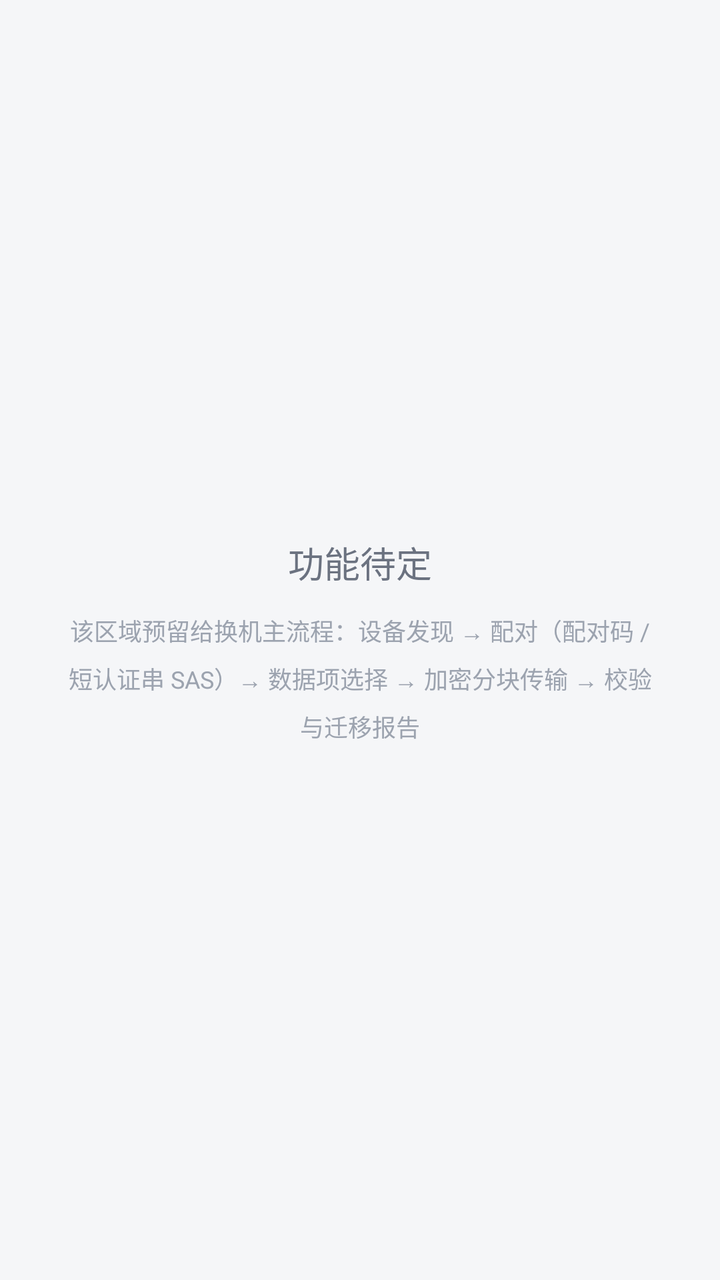
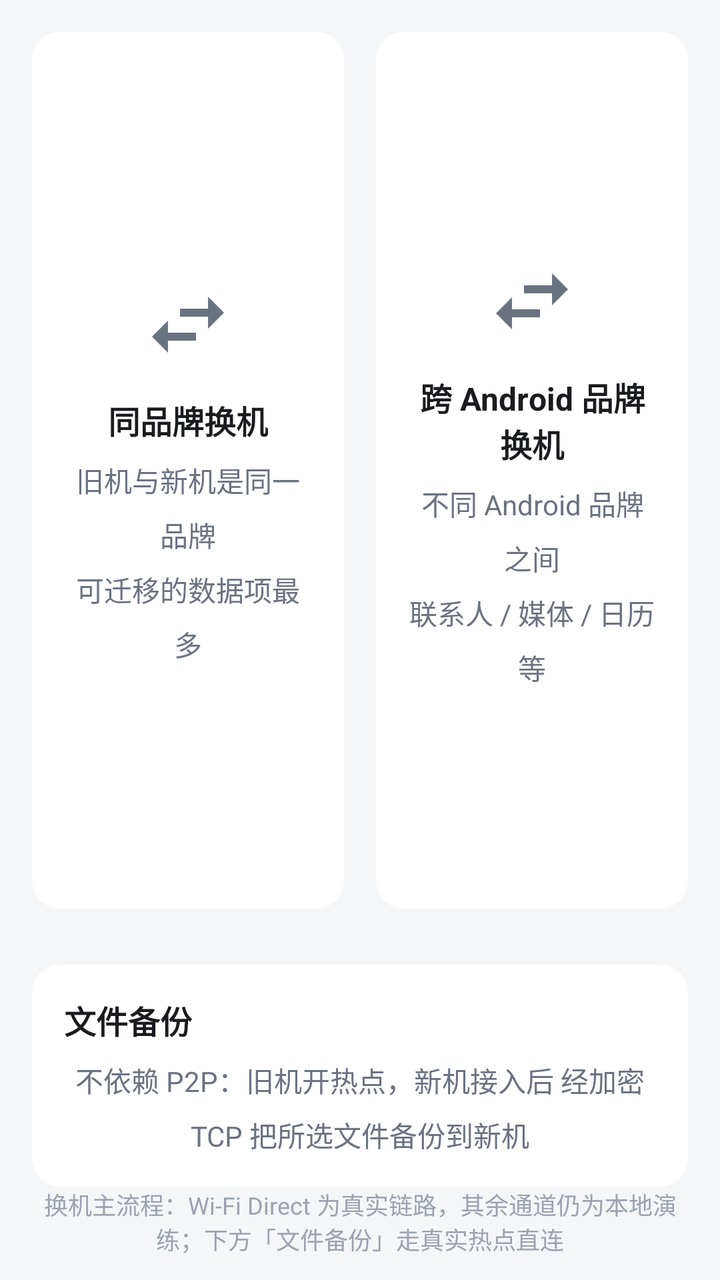

The first picture is an Android layout as it rendered before a commit; the second is the same layout after the commit. The layout source and the unified diff follow.
<!-- AndroidManifest.xml: application theme Theme.PhoneTransfer -->
<!-- res/layout/fragment_transfer.xml -->
<?xml version="1.0" encoding="utf-8"?>
<FrameLayout xmlns:android="http://schemas.android.com/apk/res/android"
    android:id="@+id/transfer_function_area"
    style="@style/PTScreen">

    <LinearLayout
        android:layout_width="match_parent"
        android:layout_height="wrap_content"
        android:layout_gravity="center"
        android:gravity="center"
        android:orientation="vertical"
        android:paddingStart="@dimen/pt_space_xxl"
        android:paddingEnd="@dimen/pt_space_xxl">

        <TextView
            android:id="@+id/transfer_placeholder_hint"
            android:layout_width="wrap_content"
            android:layout_height="wrap_content"
            android:text="@string/transfer_placeholder_hint"
            android:textColor="@color/pt_text_secondary"
            android:textSize="@dimen/pt_text_page_title" />

        <TextView
            android:id="@+id/transfer_placeholder_desc"
            android:layout_width="match_parent"
            android:layout_height="wrap_content"
            android:layout_marginTop="@dimen/pt_space_m"
            android:gravity="center"
            android:lineSpacingMultiplier="1.35"
            android:text="@string/transfer_placeholder_desc"
            android:textColor="@color/pt_text_disabled"
            android:textSize="@dimen/pt_text_desc" />
    </LinearLayout>

</FrameLayout>
<!-- resources referenced by this layout -->
<resources>
  <color name="pt_text_disabled">#9CA3AF</color>
  <color name="pt_text_secondary">#6B7280</color>
  <dimen name="pt_space_m">12dp</dimen>
  <dimen name="pt_space_xxl">32dp</dimen>
  <dimen name="pt_text_desc">12sp</dimen>
  <dimen name="pt_text_page_title">18sp</dimen>
  <string name="transfer_placeholder_desc">该区域预留给换机主流程：设备发现 → 配对（配对码 / 短认证串 SAS）→ 数据项选择 → 加密分块传输 → 校验与迁移报告</string>
  <string name="transfer_placeholder_hint">功能待定</string>
  <style name="PTScreen">
          <item name="android:layout_width">match_parent</item>
          <item name="android:layout_height">match_parent</item>
          <item name="android:background">@color/pt_background</item>
      </style>
  <style name="Theme.PhoneTransfer" parent="Theme.Material3.DayNight.NoActionBar">
          <item name="colorPrimary">@color/pt_primary</item>
          <item name="colorOnPrimary">@color/pt_on_primary</item>
          <item name="colorPrimaryContainer">@color/pt_primary_container</item>
          <item name="colorOnPrimaryContainer">@color/pt_on_primary_container</item>
          <item name="colorSurface">@color/pt_surface</item>
          <item name="colorOnSurface">@color/pt_text_primary</item>
          <item name="colorOnSurfaceVariant">@color/pt_text_secondary</item>
          <item name="colorOutline">@color/pt_divider</item>
          <item name="android:colorBackground">@color/pt_background</item>
      </style>
  <color name="pt_background">#F5F6F8</color>
  <color name="pt_primary">#2F6BFF</color>
  <color name="pt_on_primary">#FFFFFFFF</color>
  <color name="pt_primary_container">#E3ECFF</color>
  <color name="pt_on_primary_container">#10265C</color>
  <color name="pt_surface">#FFFFFFFF</color>
  <color name="pt_text_primary">#1A1B1E</color>
  <color name="pt_divider">#E4E6EB</color>
</resources>

<!-- the commit's change to res/layout/fragment_transfer.xml (unified diff, before → after) -->
@@ -1,35 +1,134 @@
 <?xml version="1.0" encoding="utf-8"?>
-<FrameLayout xmlns:android="http://schemas.android.com/apk/res/android"
-    android:id="@+id/transfer_function_area"
-    style="@style/PTScreen">
+<LinearLayout xmlns:android="http://schemas.android.com/apk/res/android"
+    style="@style/PTScreen"
+    android:orientation="vertical">
 
     <LinearLayout
         android:layout_width="match_parent"
+        android:layout_height="0dp"
+        android:layout_weight="1"
+        android:orientation="horizontal"
+        android:padding="@dimen/pt_space_l">
+
+        <LinearLayout
+            android:id="@+id/transfer_half_same_brand"
+            android:layout_width="0dp"
+            android:layout_height="match_parent"
+            android:layout_weight="1"
+            android:layout_marginEnd="@dimen/pt_space_s"
+            android:background="@drawable/bg_card"
+            android:clickable="true"
+            android:focusable="true"
+            android:foreground="?attr/selectableItemBackground"
+            android:gravity="center"
+            android:orientation="vertical"
+            android:padding="@dimen/pt_space_l">
+
+            <ImageView
+                android:layout_width="48dp"
+                android:layout_height="48dp"
+                android:contentDescription="@null"
+                android:src="@drawable/ic_tab_transfer" />
+
+            <TextView
+                android:layout_width="wrap_content"
+                android:layout_height="wrap_content"
+                android:layout_marginTop="@dimen/pt_space_m"
+                android:gravity="center"
+                android:text="@string/transfer_same_brand"
+                android:textColor="@color/pt_text_primary"
+                android:textSize="@dimen/pt_text_row_title"
+                android:textStyle="bold" />
+
+            <TextView
+                android:layout_width="match_parent"
+                android:layout_height="wrap_content"
+                android:layout_marginTop="@dimen/pt_space_s"
+                android:gravity="center"
+                android:text="@string/transfer_same_brand_desc"
+                style="@style/PTBody" />
+        </LinearLayout>
+
+        <LinearLayout
+            android:id="@+id/transfer_half_cross_brand"
+            android:layout_width="0dp"
+            android:layout_height="match_parent"
+            android:layout_weight="1"
+            android:layout_marginStart="@dimen/pt_space_s"
+            android:background="@drawable/bg_card"
+            android:clickable="true"
+            android:focusable="true"
+            android:foreground="?attr/selectableItemBackground"
+            android:gravity="center"
+            android:orientation="vertical"
+            android:padding="@dimen/pt_space_l">
+
+            <ImageView
+                android:layout_width="48dp"
+                android:layout_height="48dp"
+                android:contentDescription="@null"
+                android:src="@drawable/ic_tab_transfer" />
+
+            <TextView
+                android:layout_width="wrap_content"
+                android:layout_height="wrap_content"
+                android:layout_marginTop="@dimen/pt_space_m"
+                android:gravity="center"
+                android:text="@string/transfer_cross_brand"
+                android:textColor="@color/pt_text_primary"
+                android:textSize="@dimen/pt_text_row_title"
+                android:textStyle="bold" />
+
+            <TextView
+                android:layout_width="match_parent"
+                android:layout_height="wrap_content"
+                android:layout_marginTop="@dimen/pt_space_s"
+                android:gravity="center"
+                android:text="@string/transfer_cross_brand_desc"
+                style="@style/PTBody" />
+        </LinearLayout>
+
+    </LinearLayout>
+
+    <LinearLayout
+        android:id="@+id/transfer_backup"
+        android:layout_width="match_parent"
         android:layout_height="wrap_content"
-        android:layout_gravity="center"
-        android:gravity="center"
+        android:layout_marginStart="@dimen/pt_space_l"
+        android:layout_marginEnd="@dimen/pt_space_l"
+        android:layout_marginTop="@dimen/pt_space_m"
+        android:background="@drawable/bg_card"
+        android:clickable="true"
+        android:focusable="true"
+        android:foreground="?attr/selectableItemBackground"
         android:orientation="vertical"
-        android:paddingStart="@dimen/pt_space_xxl"
-        android:paddingEnd="@dimen/pt_space_xxl">
+        android:padding="@dimen/pt_space_l">
 
         <TextView
-            android:id="@+id/transfer_placeholder_hint"
             android:layout_width="wrap_content"
             android:layout_height="wrap_content"
-            android:text="@string/transfer_placeholder_hint"
-            android:textColor="@color/pt_text_secondary"
-            android:textSize="@dimen/pt_text_page_title" />
+            android:text="@string/backup_entry_title"
+            android:textColor="@color/pt_text_primary"
+            android:textSize="@dimen/pt_text_row_title"
+            android:textStyle="bold" />
 
         <TextView
-            android:id="@+id/transfer_placeholder_desc"
             android:layout_width="match_parent"
             android:layout_height="wrap_content"
-            android:layout_marginTop="@dimen/pt_space_m"
+            android:layout_marginTop="@dimen/pt_space_s"
             android:gravity="center"
-            android:lineSpacingMultiplier="1.35"
-            android:text="@string/transfer_placeholder_desc"
-            android:textColor="@color/pt_text_disabled"
-            android:textSize="@dimen/pt_text_desc" />
+            android:text="@string/backup_entry_desc"
+            style="@style/PTBody" />
     </LinearLayout>
+    <TextView
+        android:layout_width="match_parent"
+        android:layout_height="wrap_content"
+        android:gravity="center"
+        android:paddingStart="@dimen/pt_space_l"
+        android:paddingEnd="@dimen/pt_space_l"
+        android:paddingBottom="@dimen/pt_space_m"
+        android:text="@string/transfer_stage_banner"
+        android:textColor="@color/pt_text_disabled"
+        android:textSize="@dimen/pt_text_desc" />
 
-</FrameLayout>
+</LinearLayout>
<!-- resource entries referenced after the edit -->
@@ -1,13 +1,42 @@
 <!-- resources referenced by this layout -->
 <resources>
   <color name="pt_text_disabled">#9CA3AF</color>
-  <color name="pt_text_secondary">#6B7280</color>
+  <color name="pt_text_primary">#1A1B1E</color>
+  <dimen name="pt_space_l">16dp</dimen>
   <dimen name="pt_space_m">12dp</dimen>
-  <dimen name="pt_space_xxl">32dp</dimen>
+  <dimen name="pt_space_s">8dp</dimen>
   <dimen name="pt_text_desc">12sp</dimen>
-  <dimen name="pt_text_page_title">18sp</dimen>
-  <string name="transfer_placeholder_desc">该区域预留给换机主流程：设备发现 → 配对（配对码 / 短认证串 SAS）→ 数据项选择 → 加密分块传输 → 校验与迁移报告</string>
-  <string name="transfer_placeholder_hint">功能待定</string>
+  <dimen name="pt_text_row_title">16sp</dimen>
+  <!-- drawable bg_card (drawable) -->
+  <shape xmlns:android="http://schemas.android.com/apk/res/android"
+      android:shape="rectangle">
+      <solid android:color="@color/pt_surface" />
+      <corners android:radius="@dimen/pt_radius_card" />
+  </shape>
+  <!-- drawable ic_tab_transfer (drawable) -->
+  <vector xmlns:android="http://schemas.android.com/apk/res/android"
+      android:width="24dp"
+      android:height="24dp"
+      android:viewportWidth="24"
+      android:viewportHeight="24"
+      android:tint="?attr/colorOnSurfaceVariant">
+      <path
+          android:fillColor="#FF000000"
+          android:pathData="M6.99,11L3,15l3.99,4v-3H14v-2H6.99v-3zM21,9l-3.99,-4v3H10v2h7.01v3L21,9z" />
+  </vector>
+  <string name="backup_entry_desc">不依赖 P2P：旧机开热点，新机接入后
+  经加密 TCP 把所选文件备份到新机</string>
+  <string name="backup_entry_title">文件备份</string>
+  <string name="transfer_cross_brand">跨 Android 品牌换机</string>
+  <string name="transfer_cross_brand_desc">不同 Android 品牌之间\n联系人 / 媒体 / 日历等</string>
+  <string name="transfer_same_brand">同品牌换机</string>
+  <string name="transfer_same_brand_desc">旧机与新机是同一品牌\n可迁移的数据项最多</string>
+  <string name="transfer_stage_banner">换机主流程：Wi-Fi Direct 为真实链路，其余通道仍为本地演练；下方「文件备份」走真实热点直连</string>
+  <style name="PTBody">
+          <item name="android:textSize">@dimen/pt_text_body</item>
+          <item name="android:textColor">@color/pt_text_secondary</item>
+          <item name="android:lineSpacingMultiplier">1.35</item>
+      </style>
   <style name="PTScreen">
           <item name="android:layout_width">match_parent</item>
           <item name="android:layout_height">match_parent</item>
@@ -24,13 +53,15 @@
           <item name="colorOutline">@color/pt_divider</item>
           <item name="android:colorBackground">@color/pt_background</item>
       </style>
+  <color name="pt_surface">#FFFFFFFF</color>
+  <dimen name="pt_radius_card">14dp</dimen>
+  <dimen name="pt_text_body">14sp</dimen>
+  <color name="pt_text_secondary">#6B7280</color>
   <color name="pt_background">#F5F6F8</color>
   <color name="pt_primary">#2F6BFF</color>
   <color name="pt_on_primary">#FFFFFFFF</color>
   <color name="pt_primary_container">#E3ECFF</color>
   <color name="pt_on_primary_container">#10265C</color>
-  <color name="pt_surface">#FFFFFFFF</color>
-  <color name="pt_text_primary">#1A1B1E</color>
   <color name="pt_divider">#E4E6EB</color>
 </resources>
 
